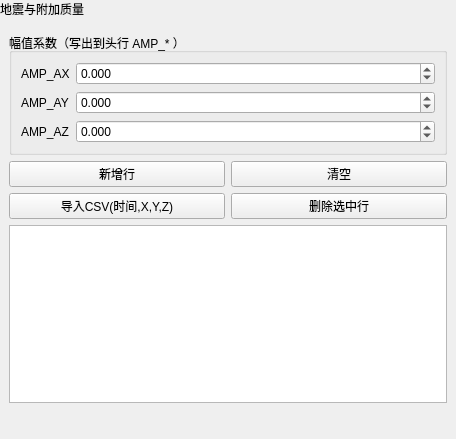
This is plugins/Base_PhysicalField/SeismicAndAddedMassPage.ui in asd977/base_cae as Qt 5 draws it before an edit. The edited form follows.
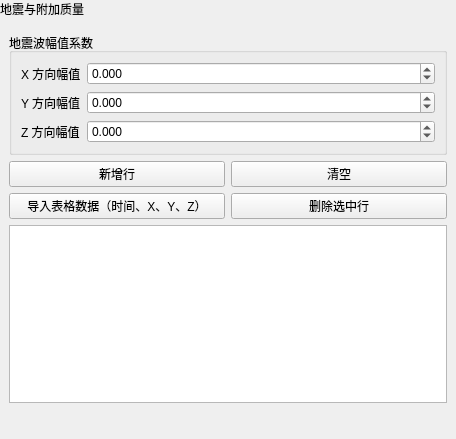
This is the edited form.

Patch:
```diff
--- a/plugins/Base_PhysicalField/SeismicAndAddedMassPage.ui
+++ b/plugins/Base_PhysicalField/SeismicAndAddedMassPage.ui
@@ -48,20 +48,20 @@
       <item>
        <widget class="QGroupBox" name="groupBoxAmp">
         <property name="title">
-         <string>幅值系数（写出到头行 AMP_* ）</string>
+         <string>地震波幅值系数</string>
         </property>
         <layout class="QGridLayout" name="gridLayout">
          <item row="2" column="0">
           <widget class="QLabel" name="labelAmpZ">
            <property name="text">
-            <string>AMP_AZ</string>
+            <string>Z 方向幅值</string>
            </property>
           </widget>
          </item>
          <item row="1" column="0">
           <widget class="QLabel" name="labelAmpY">
            <property name="text">
-            <string>AMP_AY</string>
+            <string>Y 方向幅值</string>
            </property>
           </widget>
          </item>
@@ -112,7 +112,7 @@
             </sizepolicy>
            </property>
            <property name="text">
-            <string>AMP_AX</string>
+            <string>X 方向幅值</string>
            </property>
           </widget>
          </item>
@@ -187,7 +187,7 @@
           <item>
            <widget class="QPushButton" name="btnImportCsv">
             <property name="text">
-             <string>导入CSV(时间,X,Y,Z)</string>
+             <string>导入表格数据（时间、X、Y、Z）</string>
             </property>
            </widget>
           </item>
```
